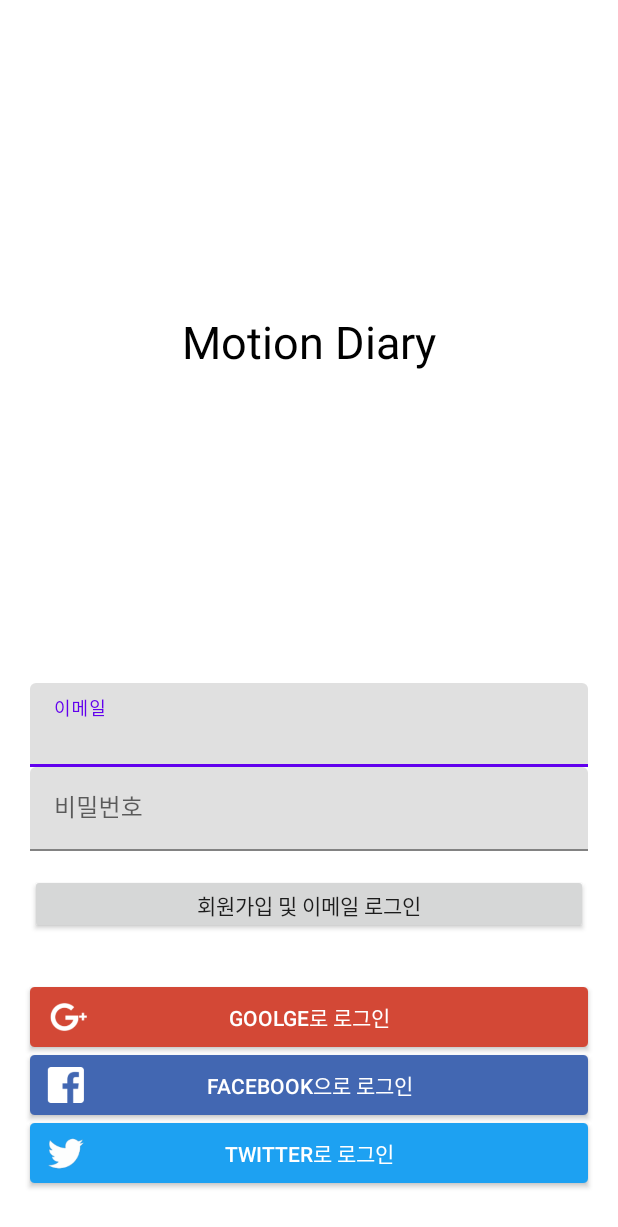
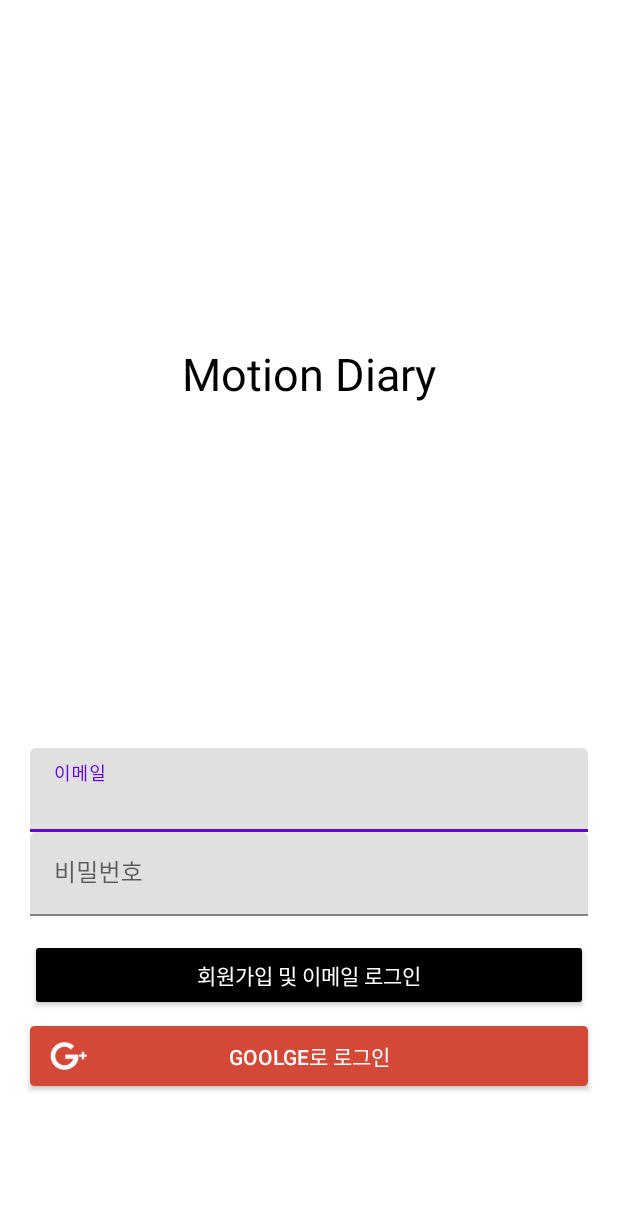
Before and after one commit to millennium-diary/PictureDiary, an Android app: the screen it shows after launch (LoginActivity), on a phone screen of 412 x 824 dp. Shown: the top 1227 px of the screen. Run offline under Robolectric (Android 15) with nearby library versions, the phone set to English and light mode, and no system bars; our stand-ins replace Firebase (no records; nobody signed in at launch, a user with empty details on screens opened directly).

Commit message:
구글 로그인 (페북,트위터 주석)

```diff
--- a/app/src/main/res/layout/activity_login.xml
+++ b/app/src/main/res/layout/activity_login.xml
@@ -67,19 +67,21 @@
         <!-- Button -->
         <android.widget.Button
             android:id="@+id/email_login_button"
+            android:backgroundTint="@color/black"
             android:layout_width="match_parent"
-            android:layout_height="40dp"
-            android:layout_marginBottom="35dp"
+            android:layout_height="match_parent"
+            android:layout_marginBottom="10dp"
             android:layout_marginEnd="20dp"
             android:layout_marginStart="20dp"
             android:layout_marginTop="15dp"
+            android:textColor="@color/white"
             android:text="회원가입 및 이메일 로그인" />
 
         <android.widget.Button
             android:id="@+id/google_sign_in_button"
             android:layout_width="match_parent"
             android:layout_height="40dp"
-            android:layout_marginBottom="5dp"
+            android:layout_marginBottom="100dp"
             android:layout_marginEnd="20dp"
             android:layout_marginStart="20dp"
             android:background="@drawable/btn_signin_google"
@@ -87,28 +89,28 @@
             android:textColor="@color/white" />
 
 
-        <android.widget.Button
-            android:id="@+id/facebook_login_button"
-            android:layout_width="match_parent"
-            android:layout_height="40dp"
-            android:layout_gravity="center_horizontal"
-            android:layout_marginBottom="5dp"
-            android:layout_marginEnd="20dp"
-            android:layout_marginStart="20dp"
-            android:background="@drawable/btn_signin_facebook"
-            android:text="FACEBOOK으로 로그인"
-            android:textColor="@color/white" />
+<!--        <android.widget.Button-->
+<!--            android:id="@+id/facebook_login_button"-->
+<!--            android:layout_width="match_parent"-->
+<!--            android:layout_height="40dp"-->
+<!--            android:layout_gravity="center_horizontal"-->
+<!--            android:layout_marginBottom="5dp"-->
+<!--            android:layout_marginEnd="20dp"-->
+<!--            android:layout_marginStart="20dp"-->
+<!--            android:background="@drawable/btn_signin_facebook"-->
+<!--            android:text="FACEBOOK으로 로그인"-->
+<!--            android:textColor="@color/white" />-->
 
-        <android.widget.Button
-            android:id="@+id/twitter_login_button"
-            android:layout_width="match_parent"
-            android:layout_height="40dp"
-            android:layout_marginBottom="35dp"
-            android:layout_marginEnd="20dp"
-            android:layout_marginStart="20dp"
-            android:background="@drawable/btn_signin_twitter"
-            android:text="TWITTER로 로그인"
-            android:textColor="@color/white" />
+<!--        <android.widget.Button-->
+<!--            android:id="@+id/twitter_login_button"-->
+<!--            android:layout_width="match_parent"-->
+<!--            android:layout_height="40dp"-->
+<!--            android:layout_marginBottom="35dp"-->
+<!--            android:layout_marginEnd="20dp"-->
+<!--            android:layout_marginStart="20dp"-->
+<!--            android:background="@drawable/btn_signin_twitter"-->
+<!--            android:text="TWITTER로 로그인"-->
+<!--            android:textColor="@color/white" />-->
 
 
     </LinearLayout>
```
